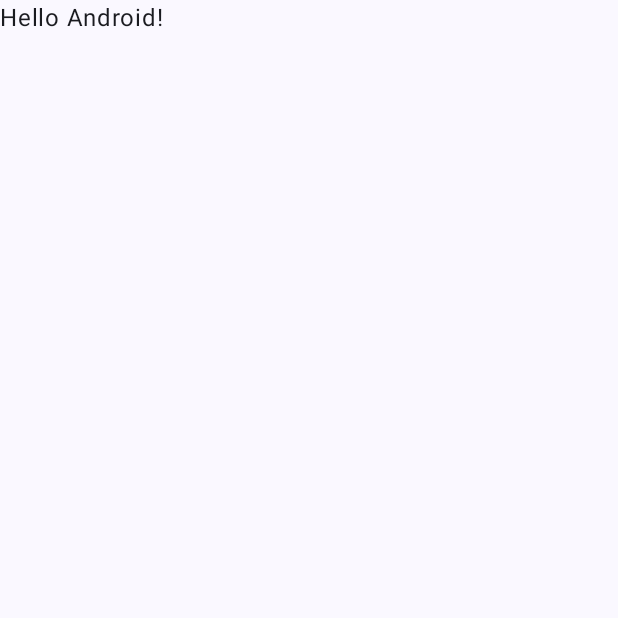
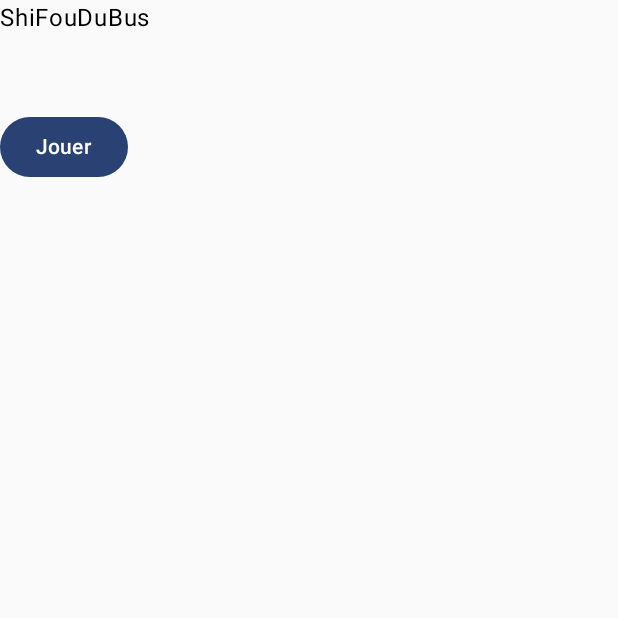
Before and after one commit to Nissyaniss/ShiFouDuBus_R4A11_Project, an Android app built with Jetpack Compose: the screen it shows after launch (MainActivity), on a phone screen of 412 x 824 dp, the top half of it. Before the commit the part shown is almost empty. Run offline under Robolectric (Android 15) with nearby library versions, the phone set to English and light mode, and no system bars.

Commit message:
added basic main activity

```diff
--- a/app/src/main/java/org/nissya/shifoudubus/MainActivity.kt
+++ b/app/src/main/java/org/nissya/shifoudubus/MainActivity.kt
@@ -1,16 +1,20 @@
- package org.nissya.shifoudubus
+package org.nissya.shifoudubus
 
 import android.os.Bundle
 import androidx.activity.ComponentActivity
 import androidx.activity.compose.setContent
 import androidx.activity.enableEdgeToEdge
+import androidx.compose.foundation.layout.Column
+import androidx.compose.foundation.layout.Spacer
 import androidx.compose.foundation.layout.fillMaxSize
-import androidx.compose.foundation.layout.padding
-import androidx.compose.material3.Scaffold
+import androidx.compose.foundation.layout.height
+import androidx.compose.material3.Button
 import androidx.compose.material3.Text
 import androidx.compose.runtime.Composable
 import androidx.compose.ui.Modifier
-import androidx.compose.ui.tooling.preview.Preview
+import androidx.compose.ui.platform.LocalContext
+import androidx.compose.ui.res.stringResource
+import androidx.compose.ui.unit.dp
 import org.nissya.shifoudubus.ui.theme.ShiFouDuBusTheme
 
 class MainActivity : ComponentActivity() {
@@ -19,29 +23,25 @@ class MainActivity : ComponentActivity() {
         enableEdgeToEdge()
         setContent {
             ShiFouDuBusTheme {
-                Scaffold(modifier = Modifier.fillMaxSize()) { innerPadding ->
-                    Greeting(
-                        name = "Android",
-                        modifier = Modifier.padding(innerPadding)
-                    )
-                }
+                title()
             }
         }
     }
 }
 
 @Composable
-fun Greeting(name: String, modifier: Modifier = Modifier) {
-    Text(
-        text = "Hello $name!",
-        modifier = modifier
-    )
+fun title() {
+    val context = LocalContext.current
+    Column(modifier = Modifier.fillMaxSize()) {
+        Text(
+            text = stringResource(R.string.gameTitle)
+        )
+        Spacer(modifier = Modifier.height(50.dp))
+        Button(onClick = {
+//            val intent = Intent(context, Game::class.java)
+//            context.startActivity(intent)
+        }
+        ) { Text(text = stringResource(R.string.play)) }
+    }
+
 }
-
-@Preview(showBackground = true)
-@Composable
-fun GreetingPreview() {
-    ShiFouDuBusTheme {
-        Greeting("Android")
-    }
-}
--- a/app/src/main/res/values/strings.xml
+++ b/app/src/main/res/values/strings.xml
@@ -1,3 +1,5 @@
 <resources>
     <string name="app_name">ShiFouDuBus</string>
+    <string name="gameTitle">ShiFouDuBus</string>
+    <string name="play">Jouer</string>
 </resources>
```
